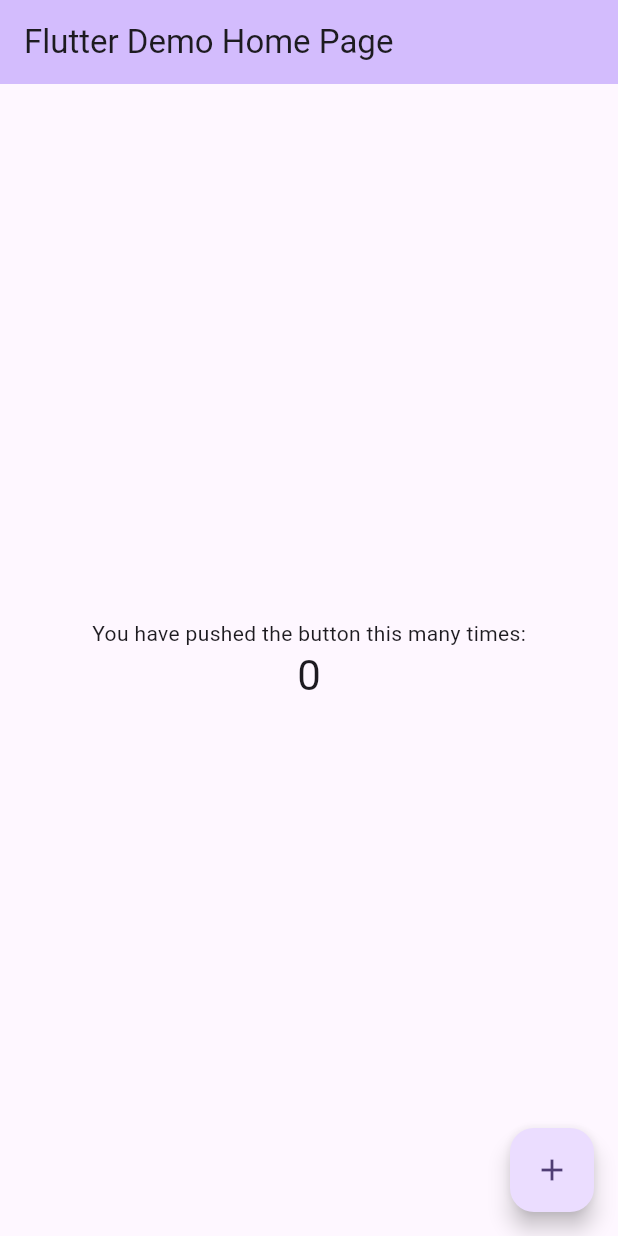
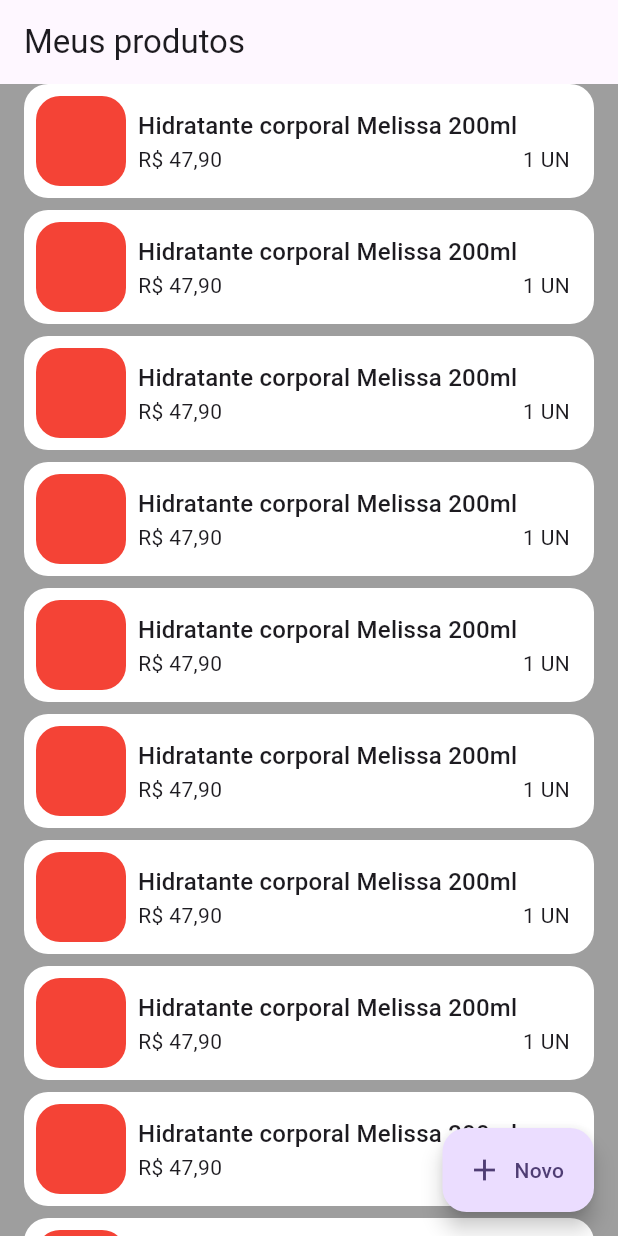
Before and after one commit to gabrielwbenatti/revendedor, a Flutter app: the screen it shows after launch, on a phone screen of 412 x 824 dp. Run offline on Flutter 3.47's test engine with Material 2 defaults, Android fonts, the phone set to English and light mode, and no system bars.

Commit message:
criado tela de produto

```diff
--- a/revendedor_app/lib/main.dart
+++ b/revendedor_app/lib/main.dart
@@ -1,4 +1,5 @@
 import 'package:flutter/material.dart';
+import 'package:revendedor_app/src/features/products/products_screen.dart';
 
 void main() {
   runApp(const MyApp());
@@ -31,8 +32,7 @@
           colorScheme: ColorScheme.fromSeed(seedColor: Colors.deepPurple),
           useMaterial3: true,
         ),
-      home: const MyHomePage(title: 'Flutter Demo Home Page'),
-    );
+        home: const ProductPage());
   }
 }
 
--- /dev/null
+++ b/revendedor_app/lib/src/features/products/products_screen.dart
@@ -0,0 +1,71 @@
+import 'package:flutter/material.dart';
+
+class ProductPage extends StatelessWidget {
+  const ProductPage({super.key});
+
+  @override
+  Widget build(BuildContext context) {
+    final theme = Theme.of(context);
+
+    return Scaffold(
+      backgroundColor: Colors.grey[500],
+      appBar: AppBar(
+        title: const Text('Meus produtos'),
+      ),
+      body: ListView.builder(
+        itemCount: 20,
+        itemBuilder: (context, index) {
+          return Container(
+            decoration: BoxDecoration(
+              color: Colors.white,
+              borderRadius: BorderRadius.circular(16),
+            ),
+            margin: const EdgeInsets.fromLTRB(16, 0, 16, 8),
+            width: double.infinity,
+            child: Padding(
+              padding: const EdgeInsets.all(8),
+              child: Row(
+                children: [
+                  Container(
+                    width: 60,
+                    height: 60,
+                    decoration: BoxDecoration(
+                      color: Colors.red,
+                      borderRadius: BorderRadius.circular(16),
+                    ),
+                  ),
+                  Expanded(
+                    child: Padding(
+                      padding: const EdgeInsets.all(8),
+                      child: Column(
+                        crossAxisAlignment: CrossAxisAlignment.start,
+                        children: [
+                          Text(
+                            'Hidratante corporal Melissa 200ml',
+                            style: theme.textTheme.titleMedium,
+                          ),
+                          Row(
+                            mainAxisAlignment: MainAxisAlignment.spaceBetween,
+                            children: [
+                              Text(r'R$ 47,90'),
+                              Text('1 UN'),
+                            ],
+                          ),
+                        ],
+                      ),
+                    ),
+                  ),
+                ],
+              ),
+            ),
+          );
+        },
+      ),
+      floatingActionButton: FloatingActionButton.extended(
+        onPressed: () {},
+        label: const Text('Novo'),
+        icon: const Icon(Icons.add),
+      ),
+    );
+  }
+}
```
Lines whose indentation alone changed are shown as unchanged.
